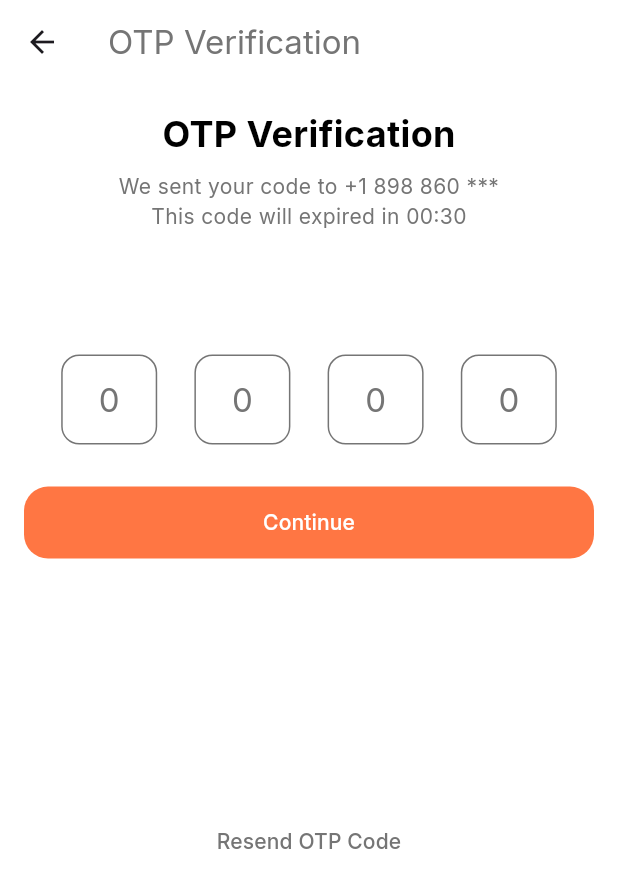
After one commit to JeshaniNikhil/neo_virus_scanner, a Flutter app: the OtpScreen screen opened directly, on a phone screen of 412 x 824 dp. The commit adds this screen. Shown: the top 888 px of the screen. Run offline on Flutter 3.47's test engine with Material 3 defaults, Android fonts, the phone set to English and light mode, and no system bars; our stand-ins replace curved_navigation_bar, flutter_svg, google_fonts; project files that could hold a hidden picture were left out.

Commit message:
latest code changed

```diff
--- a/lib/Register/Register.dart
+++ b/lib/Register/Register.dart
@@ -36,6 +36,7 @@ class _Register extends State<Register> {
         padding: const EdgeInsets.symmetric(horizontal: 16.0, vertical: 24),
         child: Form(
           key: _formKey,
+          child: SingleChildScrollView(
             child: Column(
               mainAxisAlignment: MainAxisAlignment.center,
               children: [
@@ -286,6 +287,7 @@ class _Register extends State<Register> {
             ),
           ),
         ),
+      ),
     );
   }
 }
--- /dev/null
+++ b/lib/auth/otpScreen.dart
@@ -0,0 +1,209 @@
+import 'package:flutter/material.dart';
+import 'package:flutter/services.dart';
+
+class OtpScreen extends StatelessWidget {
+  const OtpScreen({super.key});
+  @override
+  Widget build(BuildContext context) {
+    return Scaffold(
+      backgroundColor: Colors.white,
+      appBar: AppBar(
+        backgroundColor: Colors.white,
+        title: const Text(
+          "OTP Verification",
+          style: TextStyle(color: Color(0xFF757575)),
+        ),
+      ),
+      body: SafeArea(
+        child: SizedBox(
+          width: double.infinity,
+          child: Padding(
+            padding: const EdgeInsets.symmetric(horizontal: 16),
+            child: SingleChildScrollView(
+              child: Column(
+                children: [
+                  const SizedBox(height: 16),
+                  const Text(
+                    "OTP Verification",
+                    style: TextStyle(
+                      color: Colors.black,
+                      fontSize: 24,
+                      fontWeight: FontWeight.bold,
+                    ),
+                  ),
+                  const SizedBox(height: 8),
+                  const Text(
+                    "We sent your code to +1 898 860 *** \nThis code will expired in 00:30",
+                    textAlign: TextAlign.center,
+                    style: TextStyle(color: Color(0xFF757575)),
+                  ),
+                  // const SizedBox(height: 16),
+                  SizedBox(height: MediaQuery.of(context).size.height * 0.1),
+                  const OtpForm(),
+                  SizedBox(height: MediaQuery.of(context).size.height * 0.2),
+                  TextButton(
+                    onPressed: () {},
+                    child: const Text(
+                      "Resend OTP Code",
+                      style: TextStyle(color: Color(0xFF757575)),
+                    ),
+                  ),
+                ],
+              ),
+            ),
+          ),
+        ),
+      ),
+    );
+  }
+}
+
+const authOutlineInputBorder = OutlineInputBorder(
+  borderSide: BorderSide(color: Color(0xFF757575)),
+  borderRadius: BorderRadius.all(Radius.circular(12)),
+);
+
+class OtpForm extends StatelessWidget {
+  const OtpForm({super.key});
+
+  @override
+  Widget build(BuildContext context) {
+    return Form(
+      child: Column(
+        children: [
+          Row(
+            mainAxisAlignment: MainAxisAlignment.spaceEvenly,
+            children: [
+              SizedBox(
+                height: 64,
+                width: 64,
+                child: TextFormField(
+                  onSaved: (pin) {},
+                  onChanged: (pin) {
+                    if (pin.isNotEmpty) {
+                      FocusScope.of(context).nextFocus();
+                    }
+                  },
+                  textInputAction: TextInputAction.next,
+                  keyboardType: TextInputType.number,
+                  inputFormatters: [
+                    LengthLimitingTextInputFormatter(1),
+                    FilteringTextInputFormatter.digitsOnly,
+                  ],
+                  style: Theme.of(context).textTheme.titleLarge,
+                  textAlign: TextAlign.center,
+                  decoration: InputDecoration(
+                      hintText: "0",
+                      hintStyle: const TextStyle(color: Color(0xFF757575)),
+                      border: authOutlineInputBorder,
+                      enabledBorder: authOutlineInputBorder,
+                      focusedBorder: authOutlineInputBorder.copyWith(
+                          borderSide:
+                              const BorderSide(color: Color(0xFFFF7643)))),
+                ),
+              ),
+              SizedBox(
+                height: 64,
+                width: 64,
+                child: TextFormField(
+                  onSaved: (pin) {},
+                  onChanged: (pin) {
+                    if (pin.isNotEmpty) {
+                      FocusScope.of(context).nextFocus();
+                    }
+                  },
+                  textInputAction: TextInputAction.next,
+                  keyboardType: TextInputType.number,
+                  inputFormatters: [
+                    LengthLimitingTextInputFormatter(1),
+                    FilteringTextInputFormatter.digitsOnly,
+                  ],
+                  style: Theme.of(context).textTheme.titleLarge,
+                  textAlign: TextAlign.center,
+                  decoration: InputDecoration(
+                      hintText: "0",
+                      hintStyle: const TextStyle(color: Color(0xFF757575)),
+                      border: authOutlineInputBorder,
+                      enabledBorder: authOutlineInputBorder,
+                      focusedBorder: authOutlineInputBorder.copyWith(
+                          borderSide:
+                              const BorderSide(color: Color(0xFFFF7643)))),
+                ),
+              ),
+              SizedBox(
+                height: 64,
+                width: 64,
+                child: TextFormField(
+                  onSaved: (pin) {},
+                  onChanged: (pin) {
+                    if (pin.isNotEmpty) {
+                      FocusScope.of(context).nextFocus();
+                    }
+                  },
+                  textInputAction: TextInputAction.next,
+                  keyboardType: TextInputType.number,
+                  inputFormatters: [
+                    LengthLimitingTextInputFormatter(1),
+                    FilteringTextInputFormatter.digitsOnly,
+                  ],
+                  style: Theme.of(context).textTheme.titleLarge,
+                  textAlign: TextAlign.center,
+                  decoration: InputDecoration(
+                      hintText: "0",
+                      hintStyle: const TextStyle(color: Color(0xFF757575)),
+                      border: authOutlineInputBorder,
+                      enabledBorder: authOutlineInputBorder,
+                      focusedBorder: authOutlineInputBorder.copyWith(
+                          borderSide:
+                              const BorderSide(color: Color(0xFFFF7643)))),
+                ),
+              ),
+              SizedBox(
+                height: 64,
+                width: 64,
+                child: TextFormField(
+                  onSaved: (pin) {},
+                  onChanged: (pin) {
+                    if (pin.isNotEmpty) {
+                      FocusScope.of(context).nextFocus();
+                    }
+                  },
+                  textInputAction: TextInputAction.next,
+                  keyboardType: TextInputType.number,
+                  inputFormatters: [
+                    LengthLimitingTextInputFormatter(1),
+                    FilteringTextInputFormatter.digitsOnly,
+                  ],
+                  style: Theme.of(context).textTheme.titleLarge,
+                  textAlign: TextAlign.center,
+                  decoration: InputDecoration(
+                      hintText: "0",
+                      hintStyle: const TextStyle(color: Color(0xFF757575)),
+                      border: authOutlineInputBorder,
+                      enabledBorder: authOutlineInputBorder,
+                      focusedBorder: authOutlineInputBorder.copyWith(
+                          borderSide:
+                              const BorderSide(color: Color(0xFFFF7643)))),
+                ),
+              ),
+            ],
+          ),
+          const SizedBox(height: 24),
+          ElevatedButton(
+            onPressed: () {},
+            style: ElevatedButton.styleFrom(
+              elevation: 0,
+              backgroundColor: const Color(0xFFFF7643),
+              foregroundColor: Colors.white,
+              minimumSize: const Size(double.infinity, 48),
+              shape: const RoundedRectangleBorder(
+                borderRadius: BorderRadius.all(Radius.circular(16)),
+              ),
+            ),
+            child: const Text("Continue"),
+          )
+        ],
+      ),
+    );
+  }
+}
--- a/lib/main.dart
+++ b/lib/main.dart
@@ -5,13 +5,14 @@ import 'package:google_fonts/google_fonts.dart';
 import 'package:virus_scanner/Login/Login.dart';
 import 'package:virus_scanner/Register/Register.dart';
 import 'package:virus_scanner/customWidgets/bottomNavbar.dart';
+import 'package:virus_scanner/splash%20screen%20data/splash_screen.dart';
 import 'uploads/file_upload.dart';
 void main() {
   WidgetsFlutterBinding.ensureInitialized(); // Ensure bindings are initialized
   runApp(
     MaterialApp(
       debugShowCheckedModeBanner: false,
-      home: FileUploadScreen(),
+      home: SplashScreen(),
       theme: ThemeData(
         textTheme: GoogleFonts.interTextTheme(),
       ),
--- a/lib/uploads/file_upload.dart
+++ b/lib/uploads/file_upload.dart
@@ -142,6 +142,7 @@ class _FileUploadScreenState extends State<FileUploadScreen> {
             ElevatedButton(
               onPressed: () {
                 // Implement file upload functionality here
+
               },
               style: ElevatedButton.styleFrom(
                 padding: const EdgeInsets.symmetric(vertical: 16.0),
```
Also changed, not shown: lib/customWidgets/bottomNavbar.dart (+24 -1 lines), lib/text-data/fileuploading.txt (added, +94 -0 lines). Lines whose indentation alone changed are shown as unchanged.
